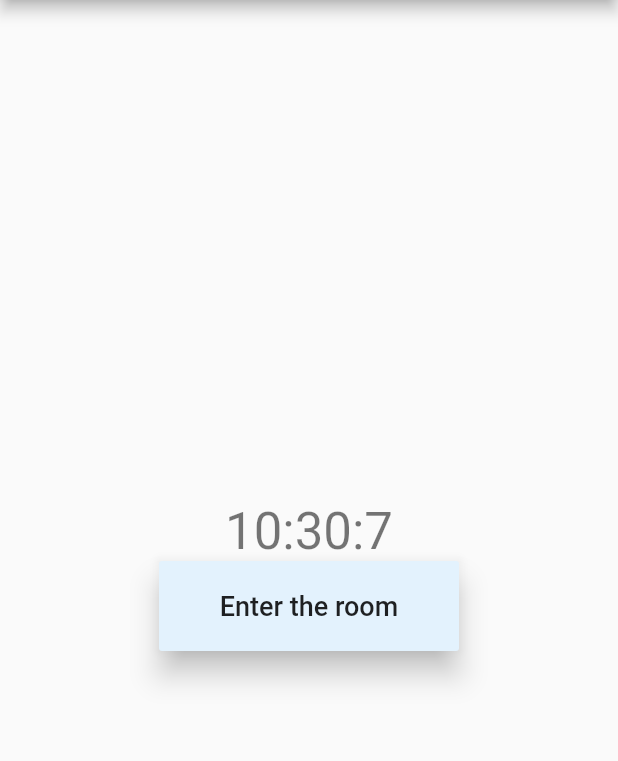
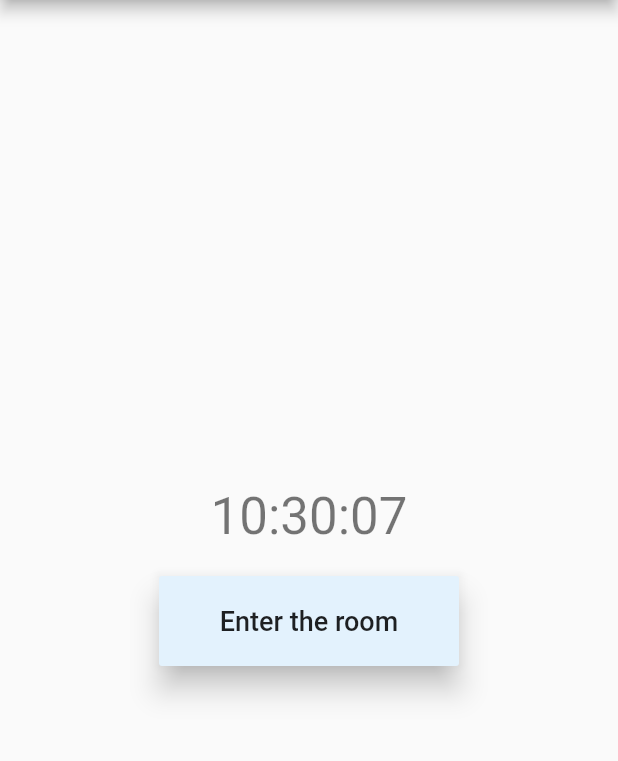
Before and after one commit to Hayashi-Yudai/time_card, a Flutter app: the screen it shows after launch, after a tap on "Enter the room", on a phone screen of 412 x 824 dp, the part 84-845 px from its top. Run offline on Flutter 3.47's test engine with Material 2 defaults, Android fonts, the phone set to English and light mode, and no system bars.

Commit message:
Cut out text element

```diff
--- a/lib/main.dart
+++ b/lib/main.dart
@@ -14,13 +14,13 @@ class MyApp extends StatelessWidget {
         primarySwatch: Colors.blue,
         visualDensity: VisualDensity.adaptivePlatformDensity,
       ),
-      home: MyHomePage(title: 'Time Card'),
+      home: const MyHomePage(title: 'Time Card'),
     );
   }
 }
 
 class MyHomePage extends StatefulWidget {
-  MyHomePage({Key key, this.title}) : super(key: key);
+  const MyHomePage({Key key, this.title}) : super(key: key);
 
   final String title;
 
@@ -31,7 +31,7 @@ class MyHomePage extends StatefulWidget {
 class _MyHomePageState extends State<MyHomePage> {
   var _datetime = new DateTime.now();
 
-  void _incrementCounter() {
+  void _updateDatetime() {
     setState(() {
       _datetime = DateTime.now();
     });
@@ -39,6 +39,10 @@ class _MyHomePageState extends State<MyHomePage> {
 
   @override
   Widget build(BuildContext context) {
+    final hour = _datetime.hour.toString().padLeft(2, '0');
+    final minutes = _datetime.minute.toString().padLeft(2, '0');
+    final second = _datetime.second.toString().padLeft(2, '0');
+
     return Scaffold(
       appBar: AppBar(
         title: Text(widget.title),
@@ -47,15 +51,12 @@ class _MyHomePageState extends State<MyHomePage> {
         child: Column(
           mainAxisAlignment: MainAxisAlignment.center,
           children: <Widget>[
-            Text(
-              '${_datetime.hour}:${_datetime.minute}:${_datetime.second}',
-              style: Theme.of(context).textTheme.headline4,
-            ),
+            Timer(20, '$hour:$minutes:$second', context),
             ButtonTheme(
               minWidth: 200,
               height: 60,
               child: RaisedButton(
-                onPressed: _incrementCounter,
+                onPressed: _updateDatetime,
                 child: const Text('Enter the room',
                     style: TextStyle(fontSize: 18)),
                 highlightColor: Colors.blue,
@@ -69,3 +70,14 @@ class _MyHomePageState extends State<MyHomePage> {
     );
   }
 }
+
+class Timer extends Container {
+  Timer(double margin, String text, BuildContext context)
+      : super(
+          margin: EdgeInsets.only(bottom: margin),
+          child: Text(
+            text,
+            style: Theme.of(context).textTheme.headline4,
+          ),
+        );
+}
```
